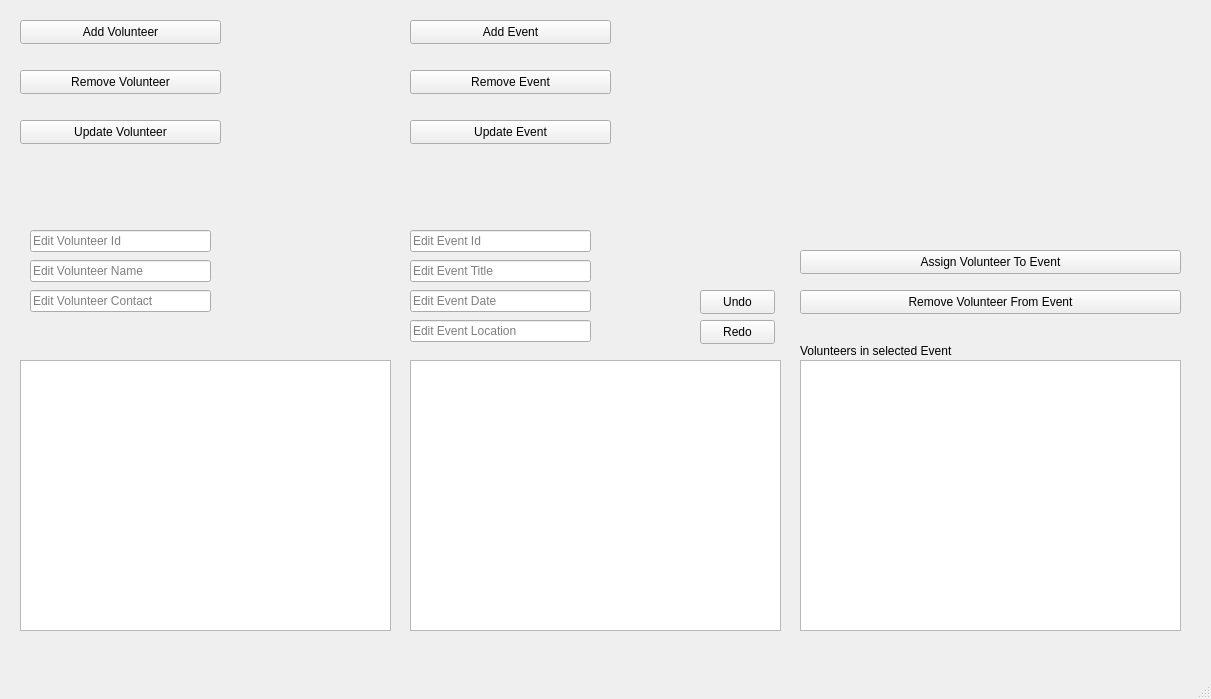
Old version of the form mainwindow.ui in the repository sergiu210106/OOP_PROJECT.
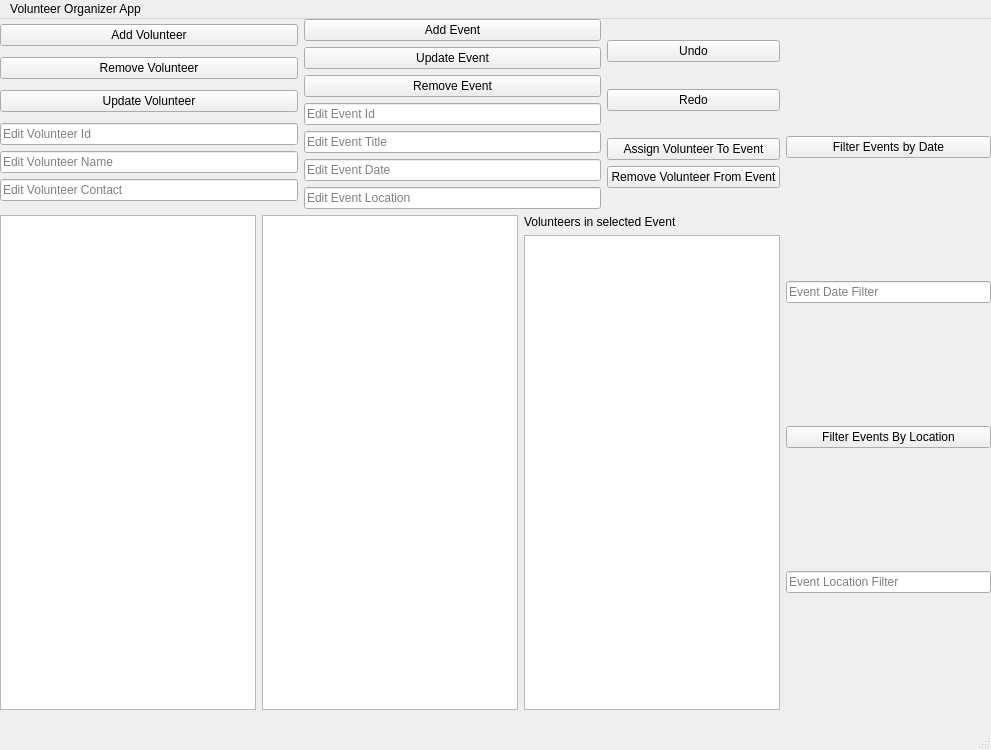
New version of the form.

```diff
--- a/mainwindow.ui
+++ b/mainwindow.ui
@@ -6,81 +6,55 @@
    <rect>
     <x>0</x>
     <y>0</y>
-    <width>1211</width>
-    <height>699</height>
+    <width>991</width>
+    <height>750</height>
    </rect>
   </property>
   <property name="windowTitle">
    <string>MainWindow</string>
   </property>
   <widget class="QWidget" name="centralwidget">
-   <widget class="QPushButton" name="removeEventButton">
+   <widget class="QWidget" name="horizontalLayoutWidget_3">
     <property name="geometry">
      <rect>
-      <x>410</x>
-      <y>70</y>
-      <width>201</width>
-      <height>24</height>
+      <x>0</x>
+      <y>0</y>
+      <width>991</width>
+      <height>691</height>
      </rect>
     </property>
+    <layout class="QHBoxLayout" name="horizontalLayout_4">
+     <item>
+      <layout class="QVBoxLayout" name="verticalLayout_9">
+       <item>
+        <layout class="QHBoxLayout" name="horizontalLayout_3">
+         <item>
+          <layout class="QVBoxLayout" name="verticalLayout">
+           <item>
+            <widget class="QPushButton" name="addVolunteerButton">
     <property name="text">
-     <string>Remove Event</string>
-    </property>
-   </widget>
-   <widget class="QLineEdit" name="eventTitleLineEdit">
-    <property name="geometry">
-     <rect>
-      <x>410</x>
-      <y>260</y>
-      <width>181</width>
-      <height>22</height>
-     </rect>
-    </property>
+              <string>Add Volunteer</string>
+             </property>
+            </widget>
+           </item>
+           <item>
+            <widget class="QPushButton" name="removeVolunteerButton">
     <property name="text">
-     <string/>
-    </property>
-    <property name="placeholderText">
-     <string>Edit Event Title</string>
-    </property>
-   </widget>
+              <string>Remove Volunteer</string>
+             </property>
+            </widget>
+           </item>
+           <item>
    <widget class="QPushButton" name="updateVolunteerButton">
-    <property name="geometry">
-     <rect>
-      <x>20</x>
-      <y>120</y>
-      <width>201</width>
-      <height>24</height>
-     </rect>
-    </property>
     <property name="text">
      <string>Update Volunteer</string>
     </property>
    </widget>
-   <widget class="QLineEdit" name="volunteerNameLineEdit">
-    <property name="geometry">
-     <rect>
-      <x>30</x>
-      <y>260</y>
-      <width>181</width>
-      <height>22</height>
-     </rect>
-    </property>
-    <property name="text">
-     <string/>
-    </property>
-    <property name="placeholderText">
-     <string>Edit Volunteer Name</string>
-    </property>
-   </widget>
+           </item>
+           <item>
+            <layout class="QVBoxLayout" name="verticalLayout_2">
+             <item>
    <widget class="QLineEdit" name="volunteerIdLineEdit">
-    <property name="geometry">
-     <rect>
-      <x>30</x>
-      <y>230</y>
-      <width>181</width>
-      <height>22</height>
-     </rect>
-    </property>
     <property name="text">
      <string/>
     </property>
@@ -88,132 +62,19 @@
      <string>Edit Volunteer Id</string>
     </property>
    </widget>
-   <widget class="QPushButton" name="redoButton">
-    <property name="geometry">
-     <rect>
-      <x>700</x>
-      <y>320</y>
-      <width>75</width>
-      <height>24</height>
-     </rect>
-    </property>
+             </item>
+             <item>
+              <widget class="QLineEdit" name="volunteerNameLineEdit">
     <property name="text">
-     <string>Redo</string>
-    </property>
-   </widget>
-   <widget class="QPushButton" name="removeVolunteerButton">
-    <property name="geometry">
-     <rect>
-      <x>20</x>
-      <y>70</y>
-      <width>201</width>
-      <height>24</height>
-     </rect>
-    </property>
-    <property name="text">
-     <string>Remove Volunteer</string>
-    </property>
-   </widget>
-   <widget class="QPushButton" name="updateEventButton">
-    <property name="geometry">
-     <rect>
-      <x>410</x>
-      <y>120</y>
-      <width>201</width>
-      <height>24</height>
-     </rect>
-    </property>
-    <property name="text">
-     <string>Update Event</string>
-    </property>
-   </widget>
-   <widget class="QLineEdit" name="eventIdLineEdit">
-    <property name="geometry">
-     <rect>
-      <x>410</x>
-      <y>230</y>
-      <width>181</width>
-      <height>22</height>
-     </rect>
-    </property>
-    <property name="text">
      <string/>
     </property>
     <property name="placeholderText">
-     <string>Edit Event Id</string>
-    </property>
-   </widget>
-   <widget class="QPushButton" name="addVolunteerButton">
-    <property name="geometry">
-     <rect>
-      <x>20</x>
-      <y>20</y>
-      <width>201</width>
-      <height>24</height>
-     </rect>
-    </property>
-    <property name="text">
-     <string>Add Volunteer</string>
-    </property>
-   </widget>
-   <widget class="QPushButton" name="undoButton">
-    <property name="geometry">
-     <rect>
-      <x>700</x>
-      <y>290</y>
-      <width>75</width>
-      <height>24</height>
-     </rect>
-    </property>
-    <property name="text">
-     <string>Undo</string>
-    </property>
-   </widget>
-   <widget class="QListWidget" name="eventListWidget">
-    <property name="geometry">
-     <rect>
-      <x>20</x>
-      <y>360</y>
-      <width>371</width>
-      <height>271</height>
-     </rect>
-    </property>
-   </widget>
-   <widget class="QListWidget" name="volunteerListWidget">
-    <property name="geometry">
-     <rect>
-      <x>410</x>
-      <y>360</y>
-      <width>371</width>
-      <height>271</height>
-     </rect>
-    </property>
-   </widget>
-   <widget class="QLineEdit" name="eventLocationLineEdit">
-    <property name="geometry">
-     <rect>
-      <x>410</x>
-      <y>320</y>
-      <width>181</width>
-      <height>22</height>
-     </rect>
-    </property>
-    <property name="text">
-     <string/>
-    </property>
-    <property name="placeholderText">
-     <string>Edit Event Location</string>
-    </property>
-   </widget>
+                <string>Edit Volunteer Name</string>
+               </property>
+              </widget>
+             </item>
+             <item>
    <widget class="QLineEdit" name="volunteerContactLineEdit">
-    <property name="geometry">
-     <rect>
-      <x>30</x>
-      <y>290</y>
-      <width>181</width>
-      <height>22</height>
-     </rect>
-    </property>
     <property name="text">
      <string/>
     </property>
@@ -221,28 +82,58 @@
      <string>Edit Volunteer Contact</string>
     </property>
    </widget>
+             </item>
+            </layout>
+           </item>
+          </layout>
+         </item>
+         <item>
+          <layout class="QVBoxLayout" name="verticalLayout_4">
+           <item>
    <widget class="QPushButton" name="addEventButton">
-    <property name="geometry">
-     <rect>
-      <x>410</x>
-      <y>20</y>
-      <width>201</width>
-      <height>24</height>
-     </rect>
-    </property>
     <property name="text">
      <string>Add Event</string>
     </property>
    </widget>
+           </item>
+           <item>
+            <widget class="QPushButton" name="updateEventButton">
+             <property name="text">
+              <string>Update Event</string>
+             </property>
+            </widget>
+           </item>
+           <item>
+            <widget class="QPushButton" name="removeEventButton">
+             <property name="text">
+              <string>Remove Event</string>
+             </property>
+            </widget>
+           </item>
+           <item>
+            <layout class="QVBoxLayout" name="verticalLayout_3">
+             <item>
+              <widget class="QLineEdit" name="eventIdLineEdit">
+               <property name="text">
+                <string/>
+               </property>
+               <property name="placeholderText">
+                <string>Edit Event Id</string>
+               </property>
+              </widget>
+             </item>
+             <item>
+              <widget class="QLineEdit" name="eventTitleLineEdit">
+               <property name="text">
+                <string/>
+               </property>
+               <property name="placeholderText">
+                <string>Edit Event Title</string>
+               </property>
+              </widget>
+             </item>
+             <item>
    <widget class="QLineEdit" name="eventDateLineEdit">
-    <property name="geometry">
-     <rect>
-      <x>410</x>
-      <y>290</y>
-      <width>181</width>
-      <height>22</height>
-     </rect>
-    </property>
     <property name="text">
      <string/>
     </property>
@@ -250,65 +141,135 @@
      <string>Edit Event Date</string>
     </property>
    </widget>
-   <widget class="QListWidget" name="volunteersInEventListWidget">
-    <property name="geometry">
-     <rect>
-      <x>800</x>
-      <y>360</y>
-      <width>381</width>
-      <height>271</height>
-     </rect>
-    </property>
-   </widget>
-   <widget class="QLabel" name="label">
-    <property name="geometry">
-     <rect>
-      <x>800</x>
-      <y>340</y>
-      <width>231</width>
-      <height>21</height>
-     </rect>
-    </property>
+             </item>
+             <item>
+              <widget class="QLineEdit" name="eventLocationLineEdit">
+               <property name="text">
+                <string/>
+               </property>
+               <property name="placeholderText">
+                <string>Edit Event Location</string>
+               </property>
+              </widget>
+             </item>
+            </layout>
+           </item>
+          </layout>
+         </item>
+         <item>
+          <layout class="QVBoxLayout" name="verticalLayout_5">
+           <item>
+            <widget class="QPushButton" name="undoButton">
+             <property name="text">
+              <string>Undo</string>
+             </property>
+            </widget>
+           </item>
+           <item>
+            <widget class="QPushButton" name="redoButton">
     <property name="text">
-     <string>Volunteers in selected Event</string>
-    </property>
-   </widget>
+              <string>Redo</string>
+             </property>
+            </widget>
+           </item>
+           <item>
+            <layout class="QVBoxLayout" name="verticalLayout_6">
+             <item>
    <widget class="QPushButton" name="assignVolunteerToEventButton">
-    <property name="geometry">
-     <rect>
-      <x>800</x>
-      <y>250</y>
-      <width>381</width>
-      <height>24</height>
-     </rect>
-    </property>
     <property name="text">
      <string>Assign Volunteer To Event</string>
     </property>
    </widget>
+             </item>
+             <item>
    <widget class="QPushButton" name="removeVolunteerFromEventButton">
-    <property name="geometry">
-     <rect>
-      <x>800</x>
-      <y>290</y>
-      <width>381</width>
-      <height>24</height>
-     </rect>
-    </property>
     <property name="text">
      <string>Remove Volunteer From Event</string>
     </property>
    </widget>
+             </item>
+            </layout>
+           </item>
+          </layout>
+         </item>
+        </layout>
+       </item>
+       <item>
+        <layout class="QHBoxLayout" name="horizontalLayout_2">
+         <item>
+          <widget class="QListWidget" name="volunteerListWidget"/>
+         </item>
+         <item>
+          <widget class="QListWidget" name="eventListWidget"/>
+         </item>
+         <item>
+          <layout class="QVBoxLayout" name="verticalLayout_7">
+           <item>
+            <widget class="QLabel" name="label">
+             <property name="text">
+              <string>Volunteers in selected Event</string>
+             </property>
+            </widget>
+           </item>
+           <item>
+            <widget class="QListWidget" name="volunteersInEventListWidget"/>
+           </item>
+          </layout>
+         </item>
+        </layout>
+       </item>
+      </layout>
+     </item>
+     <item>
+      <layout class="QVBoxLayout" name="verticalLayout_8">
+       <item>
+        <widget class="QPushButton" name="filterEventsByDateButton">
+         <property name="text">
+          <string>Filter Events by Date</string>
+         </property>
+        </widget>
+       </item>
+       <item>
+        <widget class="QLineEdit" name="eventDateFilterLineEdit">
+         <property name="placeholderText">
+          <string>Event Date Filter</string>
+         </property>
+        </widget>
+       </item>
+       <item>
+        <widget class="QPushButton" name="filterEventsByLocationButton">
+         <property name="text">
+          <string>Filter Events By Location</string>
+         </property>
+        </widget>
+       </item>
+       <item>
+        <widget class="QLineEdit" name="eventLocationFilterLineEdit">
+         <property name="placeholderText">
+          <string>Event Location Filter</string>
+         </property>
+        </widget>
+       </item>
+      </layout>
+     </item>
+    </layout>
+   </widget>
   </widget>
   <widget class="QMenuBar" name="menubar">
    <property name="geometry">
     <rect>
      <x>0</x>
      <y>0</y>
-     <width>1211</width>
+     <width>991</width>
      <height>33</height>
     </rect>
    </property>
+   <widget class="QMenu" name="menuVolunteer_Organizer_App">
+    <property name="title">
+     <string>Volunteer Organizer App</string>
+    </property>
+   </widget>
+   <addaction name="menuVolunteer_Organizer_App"/>
   </widget>
   <widget class="QStatusBar" name="statusbar"/>
  </widget>
```
Lines whose indentation alone changed are shown as unchanged.
